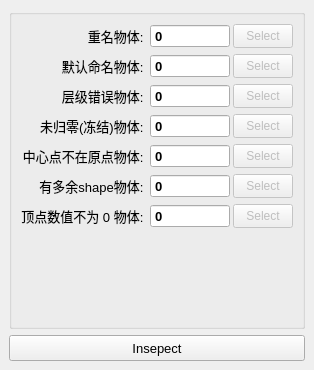
Old version of the form core/MDL/inspectScene/inspectScene.ui in the repository zclongpop123/MPToolkit.
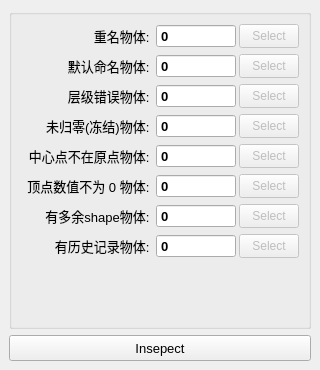
New version of the form.

Commit message: update checking model files method...

Diff of the .ui file:
```diff
--- a/core/MDL/inspectScene/inspectScene.ui
+++ b/core/MDL/inspectScene/inspectScene.ui
@@ -6,7 +6,7 @@
    <rect>
     <x>0</x>
     <y>0</y>
-    <width>314</width>
+    <width>320</width>
     <height>370</height>
    </rect>
   </property>
@@ -492,96 +492,6 @@
          </item>
         </layout>
        </item>
-       <item>
-        <layout class="QHBoxLayout" name="horizontalLayout_3">
-         <property name="spacing">
-          <number>3</number>
-         </property>
-         <item>
-          <widget class="QLabel" name="labDuplicatesShapes">
-           <property name="font">
-            <font>
-             <pointsize>10</pointsize>
-             <weight>50</weight>
-             <bold>false</bold>
-            </font>
-           </property>
-           <property name="text">
-            <string>有多余shape物体: </string>
-           </property>
-           <property name="alignment">
-            <set>Qt::AlignRight|Qt::AlignTrailing|Qt::AlignVCenter</set>
-           </property>
-          </widget>
-         </item>
-         <item>
-          <widget class="QSpinBox" name="fld_duplicatesShapes">
-           <property name="minimumSize">
-            <size>
-             <width>80</width>
-             <height>24</height>
-            </size>
-           </property>
-           <property name="maximumSize">
-            <size>
-             <width>80</width>
-             <height>24</height>
-            </size>
-           </property>
-           <property name="font">
-            <font>
-             <pointsize>10</pointsize>
-             <weight>75</weight>
-             <bold>true</bold>
-            </font>
-           </property>
-           <property name="layoutDirection">
-            <enum>Qt::RightToLeft</enum>
-           </property>
-           <property name="readOnly">
-            <bool>true</bool>
-           </property>
-           <property name="buttonSymbols">
-            <enum>QAbstractSpinBox::NoButtons</enum>
-           </property>
-           <property name="maximum">
-            <number>999999999</number>
-           </property>
-          </widget>
-         </item>
-         <item>
-          <widget class="QPushButton" name="btn_duplicatesShapes">
-           <property name="enabled">
-            <bool>false</bool>
-           </property>
-           <property name="minimumSize">
-            <size>
-             <width>60</width>
-             <height>24</height>
-            </size>
-           </property>
-           <property name="maximumSize">
-            <size>
-             <width>60</width>
-             <height>24</height>
-            </size>
-           </property>
-           <property name="font">
-            <font>
-             <weight>50</weight>
-             <bold>false</bold>
-            </font>
-           </property>
-           <property name="layoutDirection">
-            <enum>Qt::LeftToRight</enum>
-           </property>
-           <property name="text">
-            <string>Select</string>
-           </property>
-          </widget>
-         </item>
-        </layout>
-       </item>
        <item>
         <layout class="QHBoxLayout" name="horizontalLayout_6">
          <property name="spacing">
@@ -672,6 +582,186 @@
          </item>
         </layout>
        </item>
+       <item>
+        <layout class="QHBoxLayout" name="horizontalLayout_3">
+         <property name="spacing">
+          <number>3</number>
+         </property>
+         <item>
+          <widget class="QLabel" name="labDuplicatesShapes">
+           <property name="font">
+            <font>
+             <pointsize>10</pointsize>
+             <weight>50</weight>
+             <bold>false</bold>
+            </font>
+           </property>
+           <property name="text">
+            <string>有多余shape物体: </string>
+           </property>
+           <property name="alignment">
+            <set>Qt::AlignRight|Qt::AlignTrailing|Qt::AlignVCenter</set>
+           </property>
+          </widget>
+         </item>
+         <item>
+          <widget class="QSpinBox" name="fld_duplicatesShapes">
+           <property name="minimumSize">
+            <size>
+             <width>80</width>
+             <height>24</height>
+            </size>
+           </property>
+           <property name="maximumSize">
+            <size>
+             <width>80</width>
+             <height>24</height>
+            </size>
+           </property>
+           <property name="font">
+            <font>
+             <pointsize>10</pointsize>
+             <weight>75</weight>
+             <bold>true</bold>
+            </font>
+           </property>
+           <property name="layoutDirection">
+            <enum>Qt::RightToLeft</enum>
+           </property>
+           <property name="readOnly">
+            <bool>true</bool>
+           </property>
+           <property name="buttonSymbols">
+            <enum>QAbstractSpinBox::NoButtons</enum>
+           </property>
+           <property name="maximum">
+            <number>999999999</number>
+           </property>
+          </widget>
+         </item>
+         <item>
+          <widget class="QPushButton" name="btn_duplicatesShapes">
+           <property name="enabled">
+            <bool>false</bool>
+           </property>
+           <property name="minimumSize">
+            <size>
+             <width>60</width>
+             <height>24</height>
+            </size>
+           </property>
+           <property name="maximumSize">
+            <size>
+             <width>60</width>
+             <height>24</height>
+            </size>
+           </property>
+           <property name="font">
+            <font>
+             <weight>50</weight>
+             <bold>false</bold>
+            </font>
+           </property>
+           <property name="layoutDirection">
+            <enum>Qt::LeftToRight</enum>
+           </property>
+           <property name="text">
+            <string>Select</string>
+           </property>
+          </widget>
+         </item>
+        </layout>
+       </item>
+       <item>
+        <layout class="QHBoxLayout" name="horizontalLayout_8">
+         <property name="spacing">
+          <number>3</number>
+         </property>
+         <item>
+          <widget class="QLabel" name="labDuplicatesShapes_4">
+           <property name="font">
+            <font>
+             <pointsize>10</pointsize>
+             <weight>50</weight>
+             <bold>false</bold>
+            </font>
+           </property>
+           <property name="text">
+            <string>有历史记录物体: </string>
+           </property>
+           <property name="alignment">
+            <set>Qt::AlignRight|Qt::AlignTrailing|Qt::AlignVCenter</set>
+           </property>
+          </widget>
+         </item>
+         <item>
+          <widget class="QSpinBox" name="fld_historyError">
+           <property name="minimumSize">
+            <size>
+             <width>80</width>
+             <height>24</height>
+            </size>
+           </property>
+           <property name="maximumSize">
+            <size>
+             <width>80</width>
+             <height>24</height>
+            </size>
+           </property>
+           <property name="font">
+            <font>
+             <pointsize>10</pointsize>
+             <weight>75</weight>
+             <bold>true</bold>
+            </font>
+           </property>
+           <property name="layoutDirection">
+            <enum>Qt::RightToLeft</enum>
+           </property>
+           <property name="readOnly">
+            <bool>true</bool>
+           </property>
+           <property name="buttonSymbols">
+            <enum>QAbstractSpinBox::NoButtons</enum>
+           </property>
+           <property name="maximum">
+            <number>999999999</number>
+           </property>
+          </widget>
+         </item>
+         <item>
+          <widget class="QPushButton" name="btn_historyError">
+           <property name="enabled">
+            <bool>false</bool>
+           </property>
+           <property name="minimumSize">
+            <size>
+             <width>60</width>
+             <height>24</height>
+            </size>
+           </property>
+           <property name="maximumSize">
+            <size>
+             <width>60</width>
+             <height>24</height>
+            </size>
+           </property>
+           <property name="font">
+            <font>
+             <weight>50</weight>
+             <bold>false</bold>
+            </font>
+           </property>
+           <property name="layoutDirection">
+            <enum>Qt::LeftToRight</enum>
+           </property>
+           <property name="text">
+            <string>Select</string>
+           </property>
+          </widget>
+         </item>
+        </layout>
+       </item>
        <item>
         <spacer name="verticalSpacer">
          <property name="orientation">
```
The commit also changes 2 other files.
